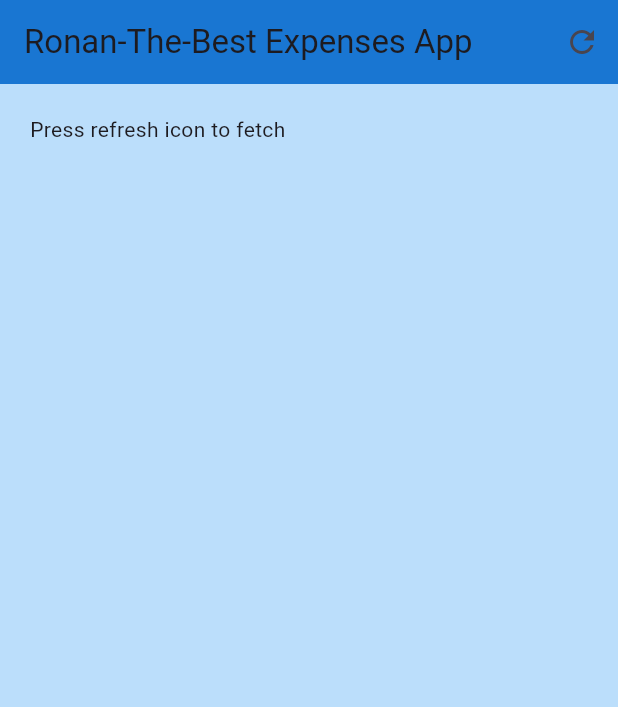
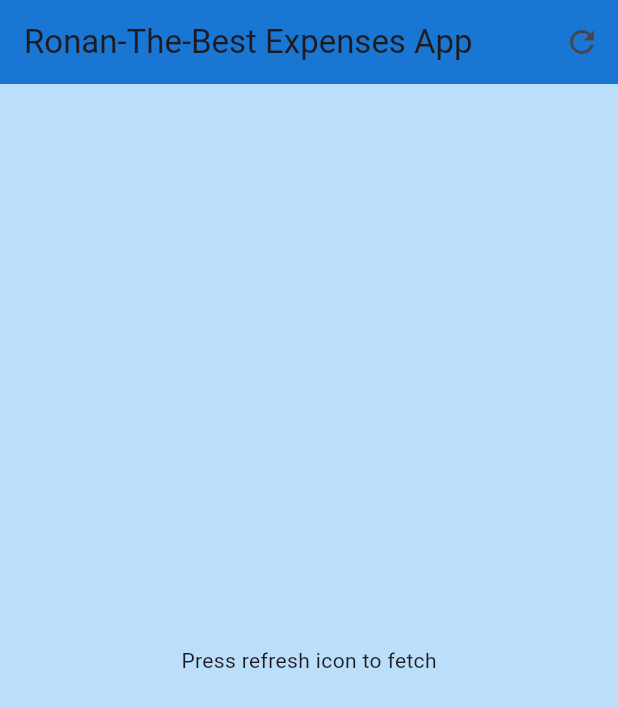
Before and after one commit to Maridenn/Thunny-Maridenn-mobile-dev, a Flutter app: the ExpensesScreen screen opened directly, on a phone screen of 412 x 824 dp. Shown: the top 707 px of the screen. Run offline on Flutter 3.47's test engine with Material 3 defaults, Android fonts, the light colour scheme and no system bars.

Commit message:
add back center in screen

```diff
--- a/submissions/lib/w8/EX-4-Handle Async fetch with a list of expenses/ui/expenses/expenses_screen.dart
+++ b/submissions/lib/w8/EX-4-Handle Async fetch with a list of expenses/ui/expenses/expenses_screen.dart
@@ -69,7 +69,7 @@ class _ExpensesScreenState extends State<ExpensesScreen> {
       ),
       body: Padding(
         padding: const EdgeInsets.all(20.0),
-        child: content,
+        child: Center(child: content,),
       ),
     );
   }
```
